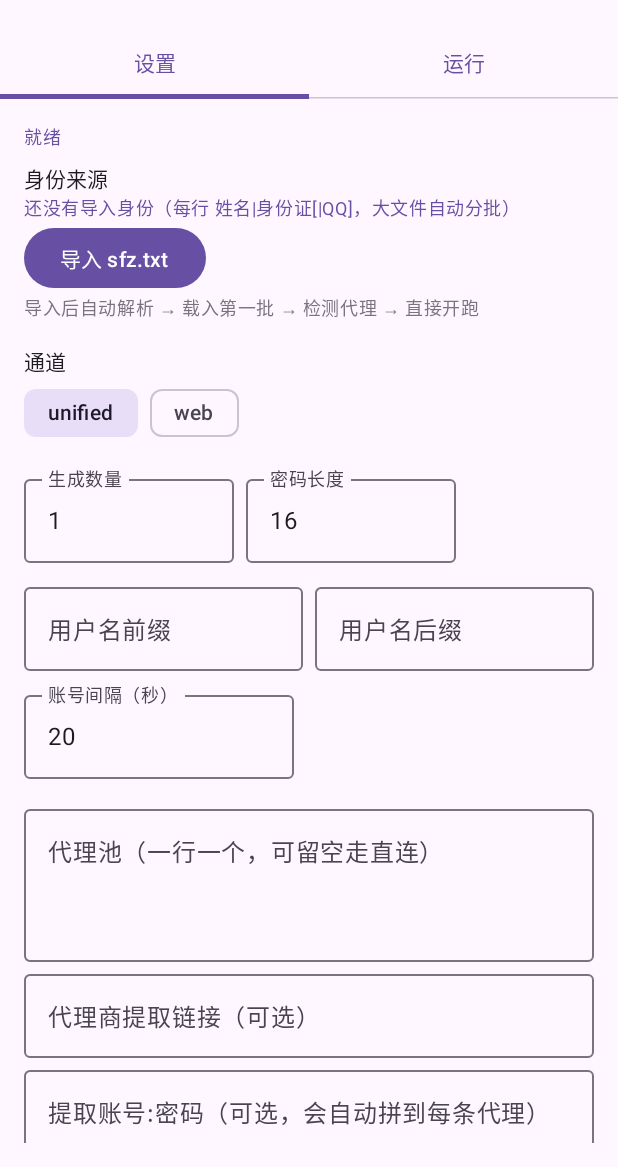
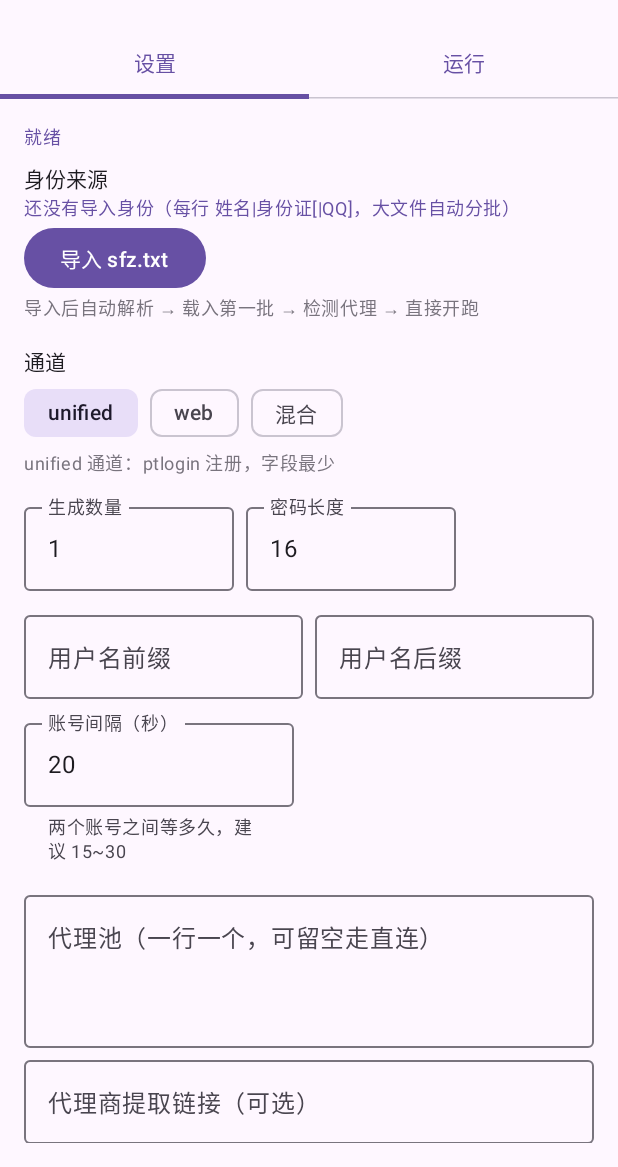
Before and after one commit to laninenterline/gen4399, an Android app built with Jetpack Compose: the screen it shows after launch (MainActivity), on a phone screen of 412 x 824 dp, the part 69-1236 px from its top. Run offline under Robolectric (Android 15) with nearby library versions, the phone set to English and light mode, and no system bars; 2 statements that could not run were skipped.

Commit message:
feat(apk): 混合通道 + 免费代理数量可调 + 间隔说明（3.31.0）
- C 侧支持 path=mixed：每账号随机 unified/web
- FreeProxy.refresh(keep)：保留数量由设置决定（1~200）
- 间隔输入框加 supportingText 提示建议值
- APK versionCode 29 / 1.19.0

```diff
--- a/apk/app/build.gradle
+++ b/apk/app/build.gradle
@@ -20,8 +20,8 @@ android {
         applicationId = 'io.gen4399.app'
         minSdk = 24
         targetSdk = 37
-        versionCode = 28
-        versionName = '1.18.2'
+        versionCode = 29
+        versionName = '1.19.0'
     }
 
     signingConfigs {
--- a/apk/app/src/main/kotlin/io/gen4399/app/MainActivity.kt
+++ b/apk/app/src/main/kotlin/io/gen4399/app/MainActivity.kt
@@ -89,6 +89,7 @@ data class Settings(
     val keepAlive: Boolean = true,
     val apiUrl: String = "",
     val apiAuth: String = "",
+    val freeProxyCount: Int = 25,
     val passwordLength: Int = 16,
 )
 
@@ -459,7 +460,9 @@ fun App() {
                         scope.launch {
                             proxyStatus = "正在获取免费代理…"
                             val result = runCatching {
-                                FreeProxy.refresh { msg -> scope.launch { proxyStatus = msg } }
+                                FreeProxy.refresh(settings.freeProxyCount) { msg ->
+                                    scope.launch { proxyStatus = msg }
+                                }
                             }.getOrNull()
                             if (result == null || result.alive.isEmpty()) {
                                 proxyStatus = "没取到可用代理（免费代理存活率低，或当前网络拿不到列表）"
@@ -560,14 +563,24 @@ private fun SettingsTab(
 
         Text("通道", style = MaterialTheme.typography.titleSmall)
         Row(horizontalArrangement = Arrangement.spacedBy(8.dp)) {
-            listOf("unified", "web").forEach { channel ->
+            listOf("unified", "web", "mixed").forEach { channel ->
                 FilterChip(
                     selected = settings.channel == channel,
                     onClick = { onChange(settings.copy(channel = channel)) },
-                    label = { Text(channel) },
+                    label = { Text(if (channel == "mixed") "混合" else channel) },
                 )
             }
         }
+
+        Text(
+            when (settings.channel) {
+                "web" -> "web 通道：网页表单，需要图形验证码（已自动识别）"
+                "mixed" -> "混合：每个账号随机走 unified 或 web"
+                else -> "unified 通道：ptlogin 注册，字段最少"
+            },
+            style = MaterialTheme.typography.bodySmall,
+            color = MaterialTheme.colorScheme.outline,
+        )
 
         Spacer(Modifier.height(12.dp))
         Row(horizontalArrangement = Arrangement.spacedBy(8.dp)) {
@@ -608,6 +621,7 @@ private fun SettingsTab(
             value = settings.intervalSec.toString(),
             onValueChange = { onChange(settings.copy(intervalSec = it.toIntOrNull() ?: 0)) },
             label = { Text("账号间隔（秒）") },
+            supportingText = { Text("两个账号之间等多久，建议 15~30") },
             keyboardOptions = KeyboardOptions(keyboardType = KeyboardType.Number),
             modifier = Modifier.width(180.dp),
         )
@@ -675,6 +689,15 @@ private fun SettingsTab(
                 style = MaterialTheme.typography.bodySmall,
                 color = MaterialTheme.colorScheme.outline,
                 modifier = Modifier.align(Alignment.CenterVertically),
+            )
+        }
+        Row(verticalAlignment = Alignment.CenterVertically) {
+            OutlinedTextField(
+                value = settings.freeProxyCount.toString(),
+                onValueChange = { onChange(settings.copy(freeProxyCount = it.toIntOrNull() ?: 25)) },
+                label = { Text("免费代理保留数量") },
+                keyboardOptions = KeyboardOptions(keyboardType = KeyboardType.Number),
+                modifier = Modifier.width(180.dp),
             )
         }
         if (proxyStatus.isNotEmpty()) {
```
Also changed, not shown: apk/app/src/main/kotlin/io/gen4399/app/FreeProxy.kt (+7 -5 lines), 4 other files.
